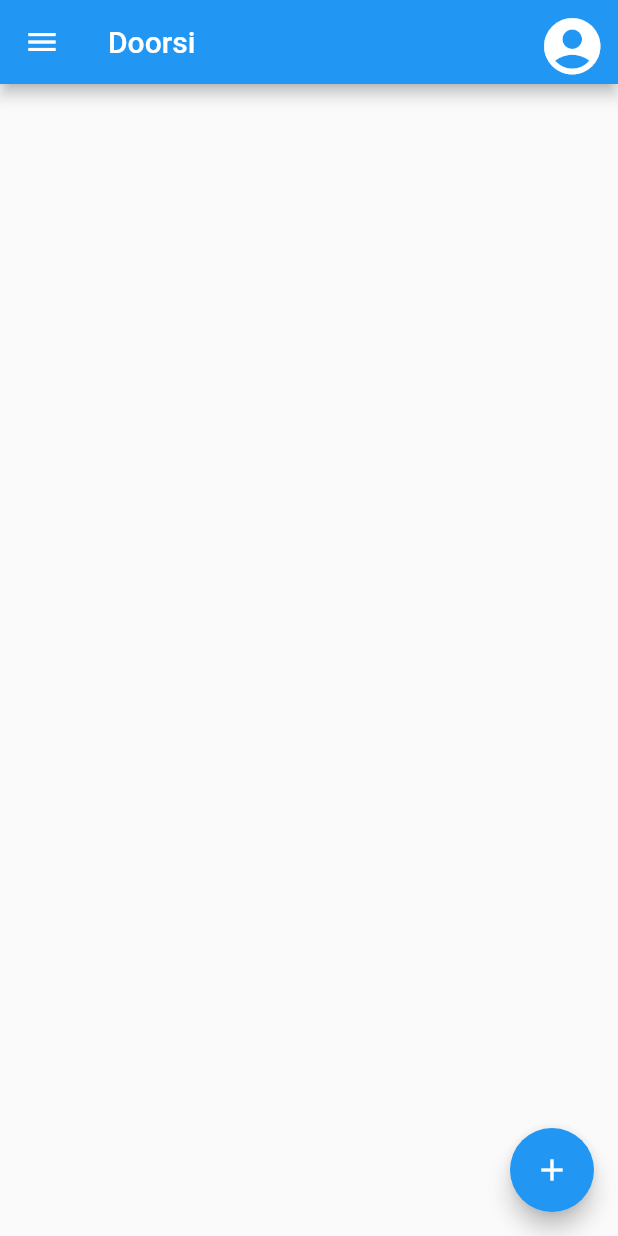
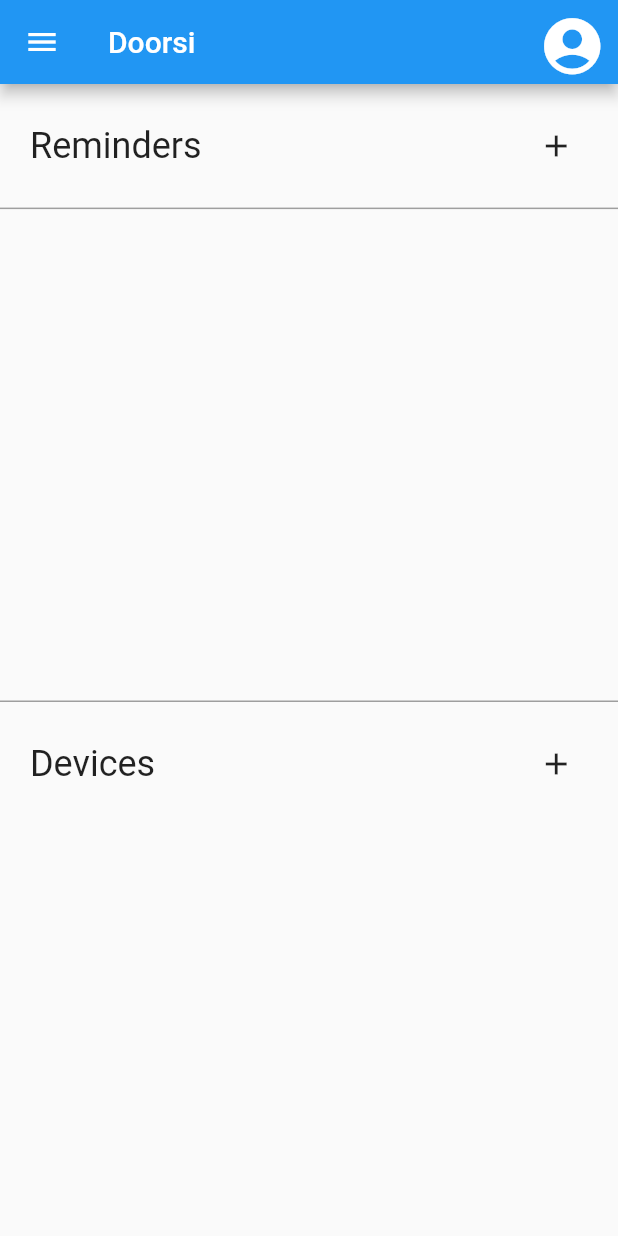
Before and after one commit to thornleywalker/door-reminder, a Flutter app: the HomePage screen opened directly, on a phone screen of 412 x 824 dp. Run offline on Flutter 3.47's test engine with Material 2 defaults, Android fonts, the light colour scheme and no system bars; our stand-ins replace firebase_auth, firebase_core, firebase_database, firebase_messaging; accounts and stored records are empty; statements that could not run were skipped.

Commit message:
added list title to home screen

```diff
--- a/software/app/door_reminder/lib/objects/reminder/list_tile.dart
+++ b/software/app/door_reminder/lib/objects/reminder/list_tile.dart
@@ -16,12 +16,14 @@ class _ReminderListTileState extends State<ReminderListTile> {
     return Column(children: <Widget>[
       FlatButton(
         padding: const EdgeInsets.all(0),
+        visualDensity: VisualDensity(vertical: VisualDensity.minimumDensity),
         child: ListTile(
           title: Text(
               widget.reminder.body != null ? widget.reminder.body : 'none'),
           subtitle: Text(widget.reminder.destination != null
               ? widget.reminder.destination
               : 'none'),
+          dense: true,
         ),
         onPressed: () {
           Navigator.push(
--- a/software/app/door_reminder/lib/screens/home.dart
+++ b/software/app/door_reminder/lib/screens/home.dart
@@ -67,20 +67,23 @@ class _HomePageState extends State<HomePage> {
         ],
       ),
       drawer: HamburgerMenu(),
-      body: Container(
-          height: MediaQuery.of(context).size.height,
+      body: Column(children: [
+        Container(
             width: MediaQuery.of(context).size.width,
-          child: FutureBuilder(
-              future: singleton.getReminderList(),
-              builder: (context, AsyncSnapshot<List<Reminder>> list) {
-                return ListView(
-                  padding: const EdgeInsets.all(8),
-                  children: list.data.map<Widget>((Reminder value) {
-                    return ReminderListTile(reminder: value);
-                  }).toList(),
-                );
-              })),
-      floatingActionButton: FloatingActionButton(
+            height: MediaQuery.of(context).size.height * .1,
+            alignment: Alignment.center,
+            child: Row(mainAxisAlignment: MainAxisAlignment.end, children: [
+              Container(
+                width: MediaQuery.of(context).size.width * .8,
+                padding: const EdgeInsets.fromLTRB(20, 5, 20, 5),
+                child: Text('Reminders',
+                    style: TextStyle(
+                      fontSize: 24,
+                    )),
+              ),
+              Container(
+                width: MediaQuery.of(context).size.width * .2,
+                child: FlatButton(
                   child: Icon(Icons.add),
                   onPressed: () async {
                     await showDialog<String>(
@@ -96,6 +99,67 @@ class _HomePageState extends State<HomePage> {
                     setState(() {});
                   },
                 ),
+              ),
+            ])),
+        Container(
+            width: MediaQuery.of(context).size.width,
+            height: MediaQuery.of(context).size.height * .4,
+            decoration: BoxDecoration(
+              border: Border(
+                top: BorderSide(color: Colors.grey),
+                bottom: BorderSide(color: Colors.grey),
+              ),
+            ),
+            child: FutureBuilder(
+                future: singleton.getReminderList(),
+                builder: (context, AsyncSnapshot<List<Reminder>> list) {
+                  if (list.hasData) {
+                    if (list.data != null) {
+                      return ListView(
+                        padding: const EdgeInsets.all(8),
+                        children: list.data.map<Widget>((Reminder value) {
+                          return ReminderListTile(reminder: value);
+                        }).toList(),
+                      );
+                    } else
+                      return Text('No reminders to display');
+                  } else
+                    return Text('Loading Reminders');
+                })),
+        Container(
+            width: MediaQuery.of(context).size.width,
+            height: MediaQuery.of(context).size.height * .1,
+            alignment: Alignment.center,
+            child: Row(mainAxisAlignment: MainAxisAlignment.end, children: [
+              Container(
+                width: MediaQuery.of(context).size.width * .8,
+                padding: const EdgeInsets.fromLTRB(20, 5, 20, 5),
+                child: Text('Devices',
+                    style: TextStyle(
+                      fontSize: 24,
+                    )),
+              ),
+              Container(
+                width: MediaQuery.of(context).size.width * .2,
+                child: FlatButton(
+                  child: Icon(Icons.add),
+                  onPressed: () async {
+                    await showDialog<String>(
+                        context: context,
+                        builder: (BuildContext context) {
+                          return AlertDialog(
+                            title: Text("Create new Reminder"),
+                            content: Container(
+                              child: ReminderForm(),
+                            ),
+                          );
+                        });
+                    setState(() {});
+                  },
+                ),
+              ),
+            ])),
+      ]),
     );
   }
 }
```
Lines whose indentation alone changed are shown as unchanged.
